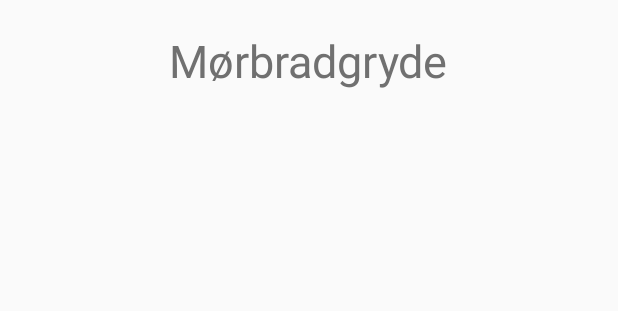
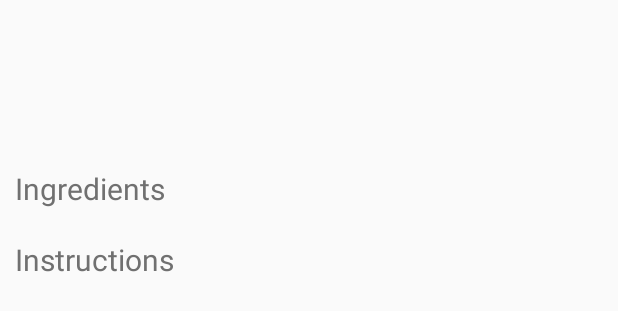
Before and after one commit to cbrpsj/InspiredFood, an Android app: the layout activity_recipe.xml on its own in the app's theme, with its tools: preview values and no code run, on a phone screen of 412 x 824 dp. Shown: the top 311 px of the screen. Run offline under Robolectric (Android 15) with nearby library versions, the phone set to English and light mode, and no system bars.

Commit message:
Recipe activity updated

```diff
--- a/app/src/main/java/pc/inspiredfood/App.kt
+++ b/app/src/main/java/pc/inspiredfood/App.kt
@@ -8,7 +8,10 @@ class App : Application() {
 
         lateinit var instance: App
             private set
+
+        var updateRecipeList = true
     }
+
 
     override fun onCreate() {
 
--- a/app/src/main/java/pc/inspiredfood/RecipeAdapter.kt
+++ b/app/src/main/java/pc/inspiredfood/RecipeAdapter.kt
@@ -27,7 +27,7 @@ class RecipeAdapter(context: Context, val recipes: List<Recipe>):
 
         // Set tag to id (first var in Pair), and display the recipeName in view (second var in Pair)
         view.tag = recipe.id
-        view.textRecipeMain.setText(recipe.name)
+        view.text_recipe_main.setText(recipe.name)
 
         // return the view
         return view
--- a/app/src/main/java/pc/inspiredfood/RecipeDBHelper.kt
+++ b/app/src/main/java/pc/inspiredfood/RecipeDBHelper.kt
@@ -4,7 +4,7 @@ import android.content.Context
 import android.database.sqlite.SQLiteDatabase
 import org.jetbrains.anko.db.*
 
-class RecipeDBHelper(context: Context = App.instance, version: Int = 14) :
+class RecipeDBHelper(context: Context = App.instance, version: Int = 15) :
         ManagedSQLiteOpenHelper(context, C.dbName, null, version) {
 
     companion object {
--- a/app/src/main/res/layout/activity_recipe.xml
+++ b/app/src/main/res/layout/activity_recipe.xml
@@ -9,13 +9,54 @@
     tools:context="pc.inspiredfood.RecipeActivity">
 
     <TextView
-        android:id="@+id/recipename"
+        android:id="@+id/recipe_name"
         android:layout_width="wrap_content"
         android:layout_height="wrap_content"
-        android:paddingBottom="20dp"
         android:paddingTop="20dp"
         android:layout_gravity="center"
         android:textColor="#707070"
-        android:textSize="30dp"
-        android:text="Mørbradgryde" />
+        android:textSize="30dp"/>
+
+    <TextView
+        android:id="@+id/recipe_info"
+        android:layout_width="wrap_content"
+        android:layout_height="wrap_content"
+        android:paddingTop="10dp"
+        android:layout_gravity="center"
+        android:textColor="#707070"
+        android:textSize="15dp"
+        android:textStyle="italic"/>
+
+    <TextView
+        android:id="@+id/recipe_ingredients_headline"
+        android:layout_width="wrap_content"
+        android:layout_height="wrap_content"
+        android:paddingTop="20dp"
+        android:paddingLeft="10dp"
+        android:paddingRight="10dp"
+        android:textColor="#707070"
+        android:textSize="20dp"
+        android:text="@string/ingredients"/>
+
+    <TextView
+        android:id="@+id/recipe_instructions_headline"
+        android:layout_width="wrap_content"
+        android:layout_height="wrap_content"
+        android:paddingTop="20dp"
+        android:paddingLeft="10dp"
+        android:paddingRight="10dp"
+        android:textColor="#707070"
+        android:textSize="20dp"
+        android:text="@string/instructions"/>
+
+    <TextView
+        android:id="@+id/recipe_instructions"
+        android:layout_width="wrap_content"
+        android:layout_height="wrap_content"
+        android:paddingTop="10dp"
+        android:paddingLeft="10dp"
+        android:paddingRight="10dp"
+        android:textColor="#707070"
+        android:textSize="15dp"/>
+
 </LinearLayout>
--- a/app/src/main/res/layout/item_recipe.xml
+++ b/app/src/main/res/layout/item_recipe.xml
@@ -9,13 +9,12 @@
     android:paddingRight="20dp">
 
     <TextView
-        android:id="@+id/textRecipeMain"
+        android:id="@+id/text_recipe_main"
         android:layout_width="match_parent"
         android:layout_height="wrap_content"
         android:paddingTop="20dp"
         android:paddingBottom="20dp"
         android:textColor="#707070"
-        android:textSize="20dp"
-        android:text="TextView" />
+        android:textSize="20dp"/>
 
 </LinearLayout>
```
Also changed, not shown: app/src/main/java/pc/inspiredfood/DefaultData.kt (+4 -4 lines), app/src/main/java/pc/inspiredfood/RecipeActivity.kt (+55 -1 lines), app/src/main/java/pc/inspiredfood/RecipeListActivity.kt (+12 -4 lines), app/src/main/res/layout/activity_recipe_list.xml (+30 -5 lines), app/src/main/res/values/strings.xml (+12 -0 lines), 1 other file.
